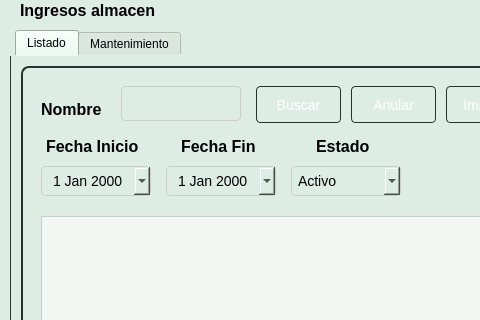
Before: the Qt Designer form Sistema de ventas/ui/FrmIngreso.ui in CodeDrTech/DevelopPython, drawn with Qt 5; both pictures show x 0 to 480 and y 0 to 320 of the 999 by 769 pixel window.
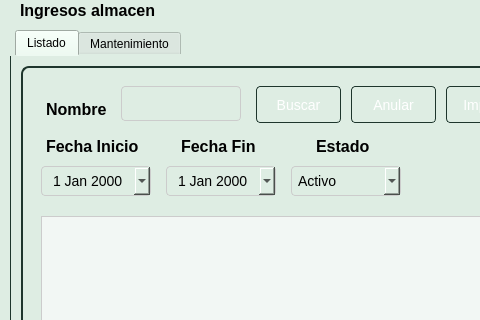
After: the same form once the commit is applied. Icons and pictures are not drawn.

Diff of the .ui file:
```diff
--- a/Sistema de ventas/ui/FrmIngreso.ui
+++ b/Sistema de ventas/ui/FrmIngreso.ui
@@ -139,7 +139,7 @@
       <widget class="QLabel" name="label_2">
        <property name="geometry">
         <rect>
-         <x>20</x>
+         <x>25</x>
          <y>30</y>
          <width>73</width>
          <height>27</height>
```
